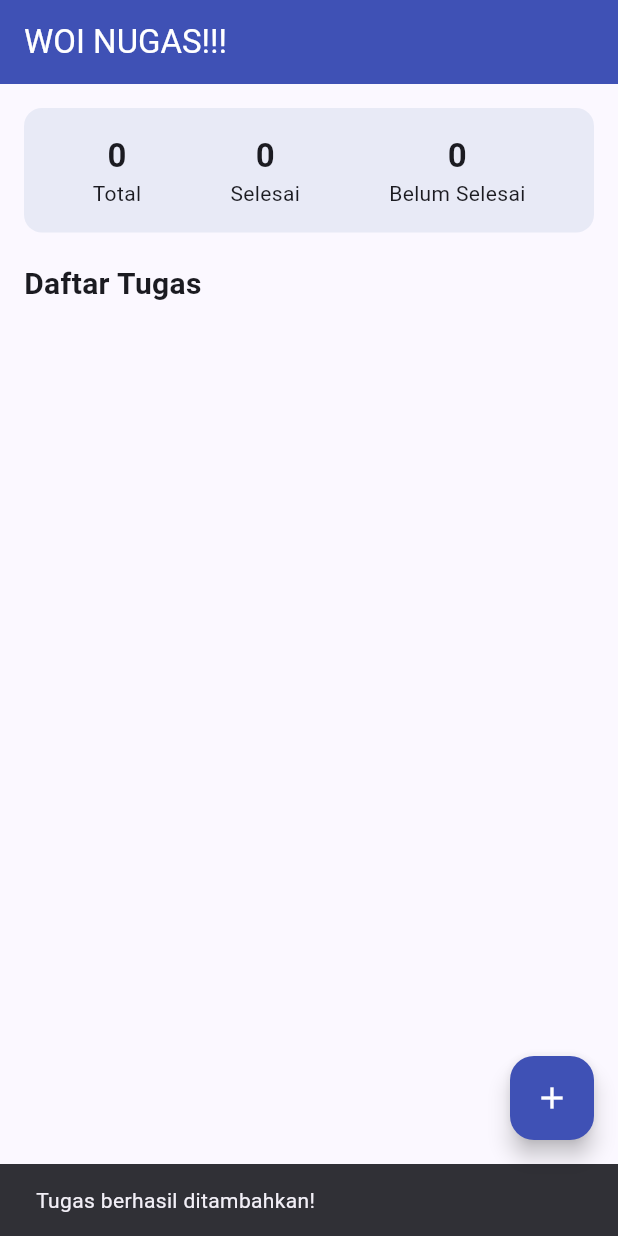
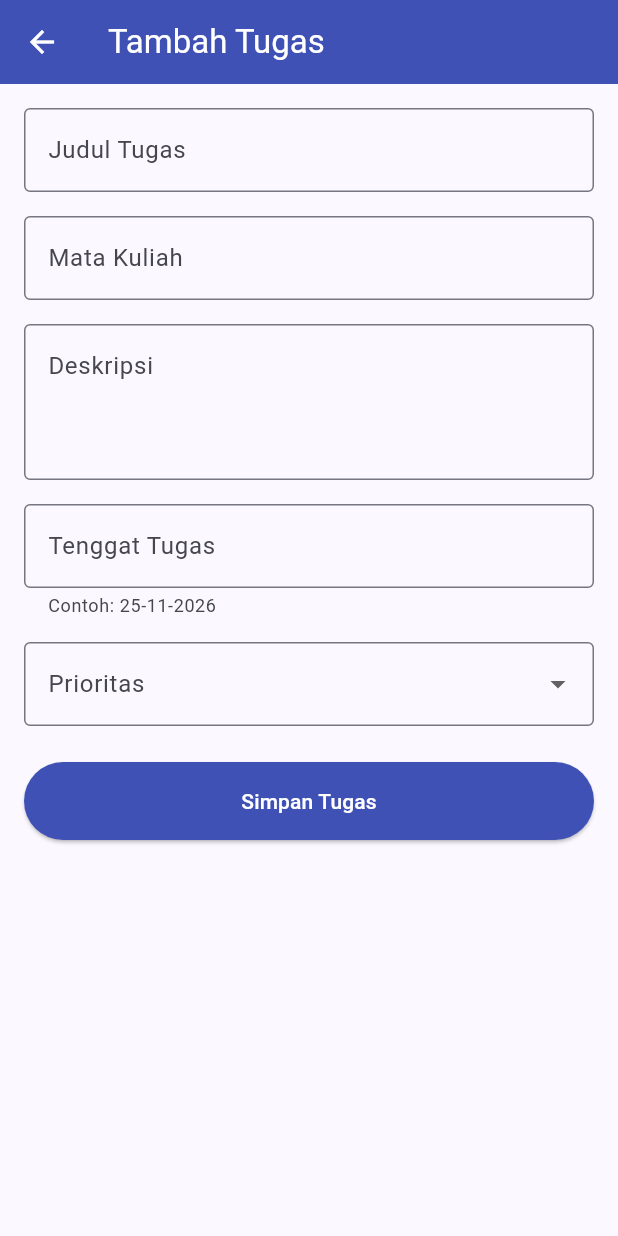
Before and after one commit to Raiiirai/UTS-Pemrograman-Mobile_C2483207005_RaihanDoan, a Flutter app: the screen it shows after launch, after a tap on the "add" icon, on a phone screen of 412 x 824 dp. Run offline on Flutter 3.47's test engine with Material 3 defaults, Android fonts, the phone set to English and light mode, and no system bars.

Commit message:
Controller implementation, fix undefined classes, buttons implementation

```diff
--- a/uts_pemrograman_mobile/lib/screens/daftar_tugas_page.dart
+++ b/uts_pemrograman_mobile/lib/screens/daftar_tugas_page.dart
@@ -1,7 +1,7 @@
 import 'package:flutter/material.dart';
-import 'package:aplikasi_pencatatan_tugas/model/tugas.dart';
-import 'package:aplikasi_pencatatan_tugas/screens/form_tugas_page.dart';
-import 'package:aplikasi_pencatatan_tugas/screens/detail_tugas_page.dart';
+import 'package:uts_pemrograman_mobile/model/tugas.dart';
+import 'package:uts_pemrograman_mobile/screens/form_tugas_page.dart';
+import 'package:uts_pemrograman_mobile/screens/detail_tugas_page.dart';
 
 class DaftarTugasPage extends StatefulWidget {
   const DaftarTugasPage({super.key});
--- a/uts_pemrograman_mobile/lib/screens/form_tugas_page.dart
+++ b/uts_pemrograman_mobile/lib/screens/form_tugas_page.dart
@@ -0,0 +1,272 @@
+import 'package:flutter/material.dart';
+import 'package:uts_pemrograman_mobile/model/tugas.dart';
+
+class FormTugasPage extends StatefulWidget {
+  final Tugas? tugas;
+
+  const FormTugasPage({super.key, this.tugas});
+
+  @override
+  State<FormTugasPage> createState() => _FormTugasPageState();
+}
+
+class _FormTugasPageState extends State<FormTugasPage> {
+  final _formKey = GlobalKey<FormState>();
+
+  final _judulController = TextEditingController();
+  final _mataKuliahController = TextEditingController();
+  final _deskripsiController = TextEditingController();
+  final _tenggatController = TextEditingController();
+
+  String? _prioritas;
+  bool _selesai = false;
+
+  // Menentukan apakah form digunakan untuk edit
+  bool get _modeEdit => widget.tugas != null;
+
+  @override
+  void initState() {
+    super.initState();
+
+    // Mengisi form dengan data lama jika sedang edit
+    if (_modeEdit) {
+      _judulController.text = widget.tugas!.judul;
+      _mataKuliahController.text = widget.tugas!.mataKuliah;
+      _deskripsiController.text = widget.tugas!.deskripsi;
+      _tenggatController.text = widget.tugas!.tenggat;
+
+      _prioritas = widget.tugas!.prioritas;
+      _selesai = widget.tugas!.selesai;
+    }
+  }
+
+  // Validasi tanggal DD-MM-YYYY
+  bool _validasiTanggal(String tanggal) {
+    final pola = RegExp(r'^\d{2}-\d{2}-\d{4}$');
+
+    if (!pola.hasMatch(tanggal)) {
+      return false;
+    }
+
+    final bagian = tanggal.split('-');
+
+    final hari = int.parse(bagian[0]);
+    final bulan = int.parse(bagian[1]);
+    final tahun = int.parse(bagian[2]);
+
+    if (tahun < 1) {
+      return false;
+    }
+
+    final tanggalInput = DateTime(tahun, bulan, hari);
+
+    return tanggalInput.day == hari &&
+        tanggalInput.month == bulan &&
+        tanggalInput.year == tahun;
+  }
+
+  // Membersihkan controller
+  @override
+  void dispose() {
+    _judulController.dispose();
+    _mataKuliahController.dispose();
+    _deskripsiController.dispose();
+    _tenggatController.dispose();
+
+    super.dispose();
+  }
+
+  // Menyimpan hasil tambah atau edit
+  void _simpanTugas() {
+    if (_formKey.currentState!.validate()) {
+      final tugasHasil = Tugas(
+        id:
+            widget.tugas?.id ??
+            DateTime.now().microsecondsSinceEpoch.toString(),
+
+        judul: _judulController.text.trim(),
+        mataKuliah: _mataKuliahController.text.trim(),
+        deskripsi: _deskripsiController.text.trim(),
+        tenggat: _tenggatController.text.trim(),
+        prioritas: _prioritas!,
+        selesai: _selesai,
+      );
+
+      Navigator.pop(context, tugasHasil);
+    }
+  }
+
+  @override
+  Widget build(BuildContext context) {
+    return Scaffold(
+      appBar: AppBar(
+        title: Text(_modeEdit ? 'Edit Tugas' : 'Tambah Tugas'),
+        backgroundColor: Colors.indigo,
+        foregroundColor: Colors.white,
+      ),
+
+      body: SingleChildScrollView(
+        padding: const EdgeInsets.all(16),
+
+        child: Form(
+          key: _formKey,
+
+          child: Column(
+            crossAxisAlignment: CrossAxisAlignment.start,
+            children: [
+              // Judul tugas
+              TextFormField(
+                controller: _judulController,
+                decoration: const InputDecoration(
+                  labelText: 'Judul Tugas',
+                  hintText: 'Masukkan judul tugas',
+                  border: OutlineInputBorder(),
+                ),
+                validator: (value) {
+                  if (value == null || value.trim().isEmpty) {
+                    return 'Judul tugas wajib diisi';
+                  }
+
+                  if (value.trim().length < 3) {
+                    return 'Judul minimal 3 karakter';
+                  }
+
+                  return null;
+                },
+              ),
+
+              const SizedBox(height: 16),
+
+              // Mata kuliah
+              TextFormField(
+                controller: _mataKuliahController,
+                decoration: const InputDecoration(
+                  labelText: 'Mata Kuliah',
+                  hintText: 'Masukkan nama mata kuliah',
+                  border: OutlineInputBorder(),
+                ),
+                validator: (value) {
+                  if (value == null || value.trim().isEmpty) {
+                    return 'Mata kuliah wajib diisi';
+                  }
+
+                  return null;
+                },
+              ),
+
+              const SizedBox(height: 16),
+
+              // Deskripsi
+              TextFormField(
+                controller: _deskripsiController,
+                maxLines: 3,
+                decoration: const InputDecoration(
+                  labelText: 'Deskripsi',
+                  hintText: 'Masukkan deskripsi tugas',
+                  border: OutlineInputBorder(),
+                  alignLabelWithHint: true,
+                ),
+                validator: (value) {
+                  if (value == null || value.trim().isEmpty) {
+                    return 'Deskripsi wajib diisi';
+                  }
+
+                  if (value.trim().length < 10) {
+                    return 'Deskripsi minimal 10 karakter';
+                  }
+
+                  return null;
+                },
+              ),
+
+              const SizedBox(height: 16),
+
+              // Tenggat
+              TextFormField(
+                controller: _tenggatController,
+                keyboardType: TextInputType.datetime,
+                decoration: const InputDecoration(
+                  labelText: 'Tenggat Tugas',
+                  hintText: 'DD-MM-YYYY',
+                  helperText: 'Contoh: 25-11-2026',
+                  border: OutlineInputBorder(),
+                ),
+                validator: (value) {
+                  if (value == null || value.trim().isEmpty) {
+                    return 'Tanggal tenggat wajib diisi';
+                  }
+
+                  if (!_validasiTanggal(value.trim())) {
+                    return 'Tanggal tidak valid. Gunakan DD-MM-YYYY';
+                  }
+
+                  return null;
+                },
+              ),
+
+              const SizedBox(height: 16),
+
+              // Prioritas
+              DropdownButtonFormField<String>(
+                value: _prioritas,
+                decoration: const InputDecoration(
+                  labelText: 'Prioritas',
+                  border: OutlineInputBorder(),
+                ),
+                items: const [
+                  DropdownMenuItem(value: 'Rendah', child: Text('Rendah')),
+                  DropdownMenuItem(value: 'Sedang', child: Text('Sedang')),
+                  DropdownMenuItem(value: 'Tinggi', child: Text('Tinggi')),
+                ],
+                onChanged: (value) {
+                  setState(() {
+                    _prioritas = value;
+                  });
+                },
+                validator: (value) {
+                  if (value == null) {
+                    return 'Silakan pilih prioritas';
+                  }
+
+                  return null;
+                },
+              ),
+
+              // Status hanya tersedia saat edit
+              if (_modeEdit) ...[
+                const SizedBox(height: 12),
+
+                CheckboxListTile(
+                  contentPadding: EdgeInsets.zero,
+                  title: const Text('Tugas sudah selesai'),
+                  value: _selesai,
+                  onChanged: (value) {
+                    setState(() {
+                      _selesai = value ?? false;
+                    });
+                  },
+                ),
+              ],
+
+              const SizedBox(height: 24),
+
+              // Tombol simpan
+              SizedBox(
+                width: double.infinity,
+                child: ElevatedButton(
+                  onPressed: _simpanTugas,
+                  style: ElevatedButton.styleFrom(
+                    backgroundColor: Colors.indigo,
+                    foregroundColor: Colors.white,
+                    padding: const EdgeInsets.all(16),
+                  ),
+                  child: Text(_modeEdit ? 'Simpan Perubahan' : 'Simpan Tugas'),
+                ),
+              ),
+            ],
+          ),
+        ),
+      ),
+    );
+  }
+}
```
